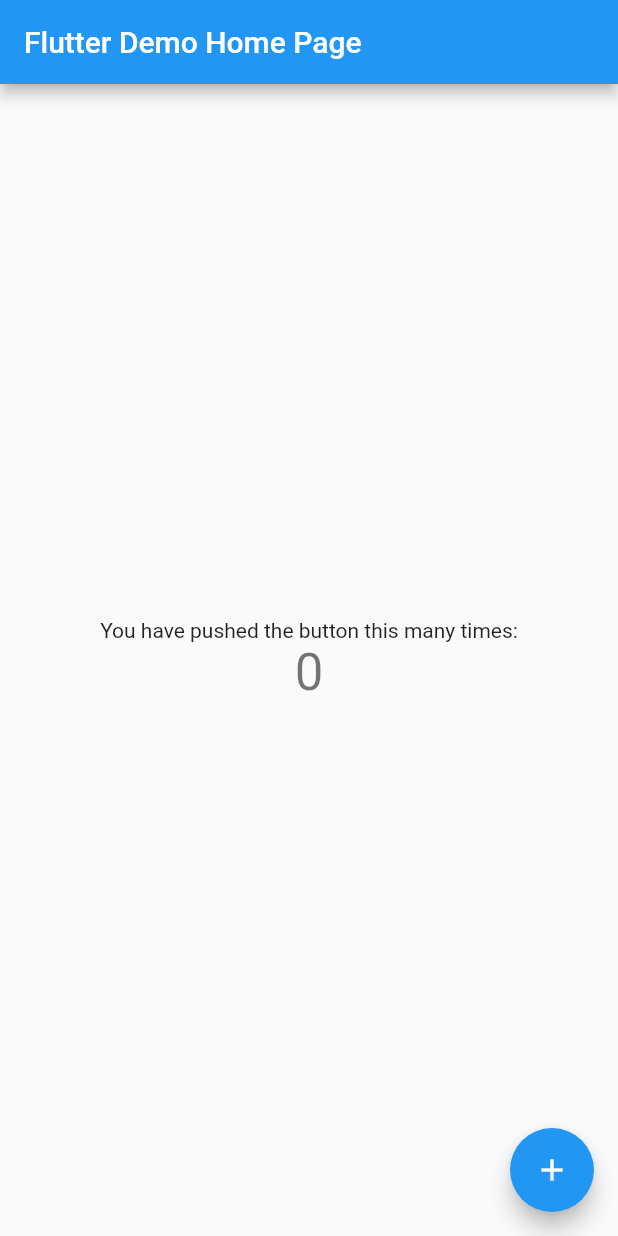
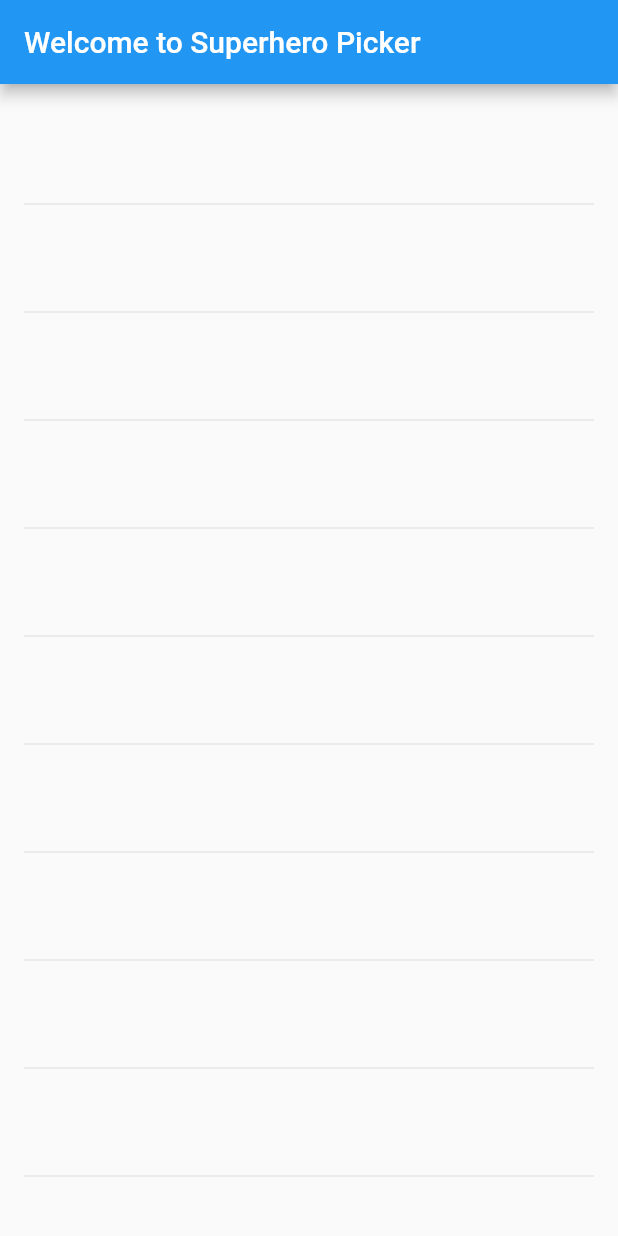
Before and after one commit to mathiasxmannheim/lerningdartlistview, a Flutter app: the screen it shows after launch, on a phone screen of 412 x 824 dp. Run offline on Flutter 3.47's test engine with Material 2 defaults, Android fonts, the phone set to English and light mode, and no system bars; missing offline and left inert: super_hero.

Commit message:
Endless list, list creation

```diff
--- a/lib/main.dart
+++ b/lib/main.dart
@@ -1,107 +1,97 @@
 import 'package:flutter/material.dart';
-import 'package:english_words/english_words.dart';
+import 'package:super_hero/super_hero.dart';
+
+// add to additional run tags  "--no-sound-null-safety" cause the superhero lib is unsafe.
+
+void main() => runApp(MyApp());
 
 
-void main() {
-  runApp(const MyApp());
-}
+class MyApp extends StatelessWidget {
 
-class MyApp extends StatelessWidget {
-  const MyApp({Key? key}) : super(key: key);
-  // This widget is the root of your application.
   @override
   Widget build(BuildContext context) {
+
     return MaterialApp(
-      title: 'Flutter Demo',
-      theme: ThemeData(
-        primarySwatch: Colors.blue,
-      ),
-      home: const MyHomePage(title: 'Flutter Demo Home Page'),
+      title: "My Superhero picker",
+      home: SuperHeroNameGenerator(),
     );
   }
 }
 
-class MyHomePage extends StatefulWidget {
-  const MyHomePage({Key? key, required this.title}) : super(key: key);
-
-  // This widget is the home page of your application. It is stateful, meaning
-  // that it has a State object (defined below) that contains fields that affect
-  // how it looks.
-
-  // This class is the configuration for the state. It holds the values (in this
-  // case the title) provided by the parent (in this case the App widget) and
-  // used by the build method of the State. Fields in a Widget subclass are
-  // always marked "final".
-
-  final String title;
-
+class SuperHeroNameGenerator extends StatefulWidget {
   @override
-  State<MyHomePage> createState() => _MyHomePageState();
+  State<StatefulWidget> createState() => _SuperHeroName();
 }
 
-class _MyHomePageState extends State<MyHomePage> {
-  int _counter = 0;
-
-  void _incrementCounter() {
-    setState(() {
-      // This call to setState tells the Flutter framework that something has
-      // changed in this State, which causes it to rerun the build method below
-      // so that the display can reflect the updated values. If we changed
-      // _counter without calling setState(), then the build method would not be
-      // called again, and so nothing would appear to happen.
-      _counter++;
-    });
-  }
+class _SuperHeroName extends State<SuperHeroNameGenerator> {
+  final _superHeroNAmes = <String>[];
+  final _hearted = <String>{};
 
   @override
   Widget build(BuildContext context) {
-    // This method is rerun every time setState is called, for instance as done
-    // by the _incrementCounter method above.
-    //
-    // The Flutter framework has been optimized to make rerunning build methods
-    // fast, so that you can just rebuild anything that needs updating rather
-    // than having to individually change instances of widgets.
+
     return Scaffold(
       appBar: AppBar(
-        // Here we take the value from the MyHomePage object that was created by
-        // the App.build method, and use it to set our appbar title.
-        title: Text(widget.title),
+        title: Text("Welcome to Superhero Picker"),
       ),
-      body: Center(
-        // Center is a layout widget. It takes a single child and positions it
-        // in the middle of the parent.
-        child: Column(
-          // Column is also a layout widget. It takes a list of children and
-          // arranges them vertically. By default, it sizes itself to fit its
-          // children horizontally, and tries to be as tall as its parent.
-          //
-          // Invoke "debug painting" (press "p" in the console, choose the
-          // "Toggle Debug Paint" action from the Flutter Inspector in Android
-          // Studio, or the "Toggle Debug Paint" command in Visual Studio Code)
-          // to see the wireframe for each widget.
-          //
-          // Column has various properties to control how it sizes itself and
-          // how it positions its children. Here we use mainAxisAlignment to
-          // center the children vertically; the main axis here is the vertical
-          // axis because Columns are vertical (the cross axis would be
-          // horizontal).
-          mainAxisAlignment: MainAxisAlignment.center,
-          children: <Widget>[
-            const Text(
-              'You have pushed the button this many times:',
-            ),
-            Text(
-              '$_counter',
-              style: Theme.of(context).textTheme.headline4,
-            ),
-          ],
-        ),
-      ),
-      floatingActionButton: FloatingActionButton(
-        onPressed: _incrementCounter,
-        tooltip: 'Increment',
-        child: const Icon(Icons.add),
-      ), // This trailing comma makes auto-formatting nicer for build methods.
+      body:  _buildBody(),
     );
   }
+
+  Widget _buildBody()  {
+      // Listview behavior is like it calls its item-builder every time the list scrolls.
+      // "i" is the index of the current item
+      return ListView.builder(
+          padding: EdgeInsets.all(16),
+          itemBuilder: (context, i)  {
+
+            // that every 2. element has a ------ line added to the listview.
+            if(i.isOdd) {
+              return Divider();
+            }
+
+            // ~/ does divide and round only integer.
+            int zahl = i ~/ 2;
+            int currentLenght = _superHeroNAmes.length;
+
+            // in first un index is 0 and length is 0 => this leads to adding more values.
+            if(zahl >= currentLenght) {
+              _superHeroNAmes.addAll(_generateSuperhHeroNames());
+            }
+
+            // returns the current item
+            return _buildRow(_superHeroNAmes[zahl]);
+          },
+      );
+  }
+
+
+  Widget _buildRow(String superHerName){
+    return ListTile(
+      title: Text(superHerName),
+    );
+
+  }
+
+  Iterable<String> _generateSuperhHeroNames() {
+
+    //fills a list with size of "10" , each position is filled with a new value which comes from a function.
+    List<String> myNames = List.generate(10, (_) => SuperHero.random());
+
+    // very simple way:
+    // List<String> myNames = [
+    //   SuperHero.random(),
+    //   SuperHero.random(),
+    //   SuperHero.random(),
+    //   SuperHero.random(),
+    //   SuperHero.random(),
+    //   SuperHero.random(),
+    //   SuperHero.random(),
+    //   SuperHero.random(),
+    //   SuperHero.random(),
+    //   SuperHero.random(),
+    // ];
+    return myNames;
+  }
+
 }
--- a/pubspec.yaml
+++ b/pubspec.yaml
@@ -31,9 +31,11 @@ dependencies:
     sdk: flutter
   english_words: ^4.0.0
 
+
   # The following adds the Cupertino Icons font to your application.
   # Use with the CupertinoIcons class for iOS style icons.
   cupertino_icons: ^1.0.2
+  super_hero: ^1.0.0
 
 dev_dependencies:
   flutter_test:
```
Also changed, not shown: pubspec.lock.
